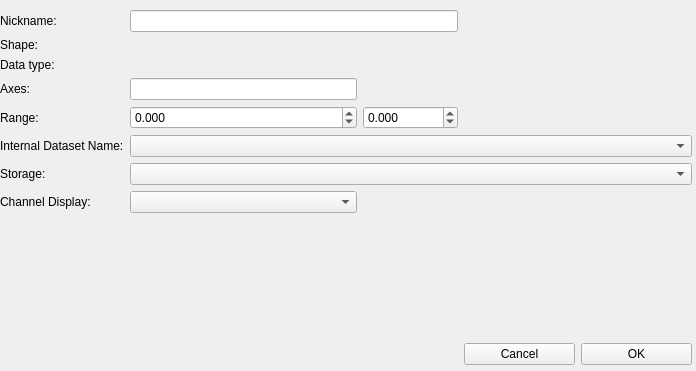
The window that ilastik/applets/dataSelection/datasetInfoEditorWidget.ui (ilastik/ilastik) describes before a commit, drawn with Qt 5.
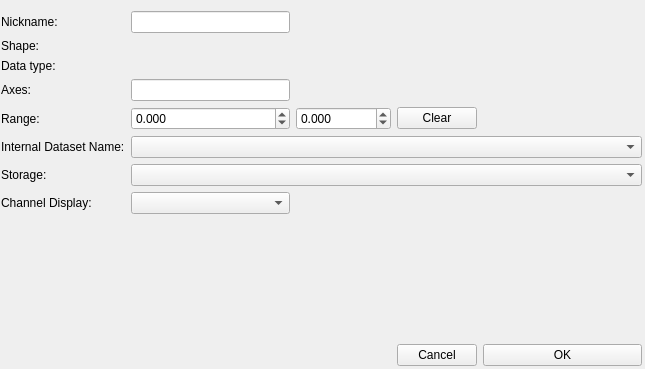
The same window after the commit.

Commit message: Dataset properties editor: Improved UI for specifying data range.

```diff
--- a/ilastik/applets/dataSelection/datasetInfoEditorWidget.ui
+++ b/ilastik/applets/dataSelection/datasetInfoEditorWidget.ui
@@ -6,19 +6,19 @@
    <rect>
     <x>0</x>
     <y>0</y>
-    <width>696</width>
-    <height>371</height>
+    <width>645</width>
+    <height>369</height>
    </rect>
   </property>
   <property name="windowTitle">
    <string>Form</string>
   </property>
-  <widget class="QWidget" name="layoutWidget">
+  <widget class="QWidget" name="">
    <property name="geometry">
     <rect>
-     <x>0</x>
-     <y>10</y>
-     <width>692</width>
+     <x>1</x>
+     <y>11</y>
+     <width>641</width>
      <height>355</height>
     </rect>
    </property>
@@ -77,6 +77,9 @@
     </item>
     <item row="4" column="1">
      <widget class="QDoubleSpinBox" name="rangeMinSpinBox">
+      <property name="specialValueText">
+       <string/>
+      </property>
       <property name="decimals">
        <number>3</number>
       </property>
@@ -107,14 +110,21 @@
       </property>
      </widget>
     </item>
-    <item row="4" column="3" colspan="2">
+    <item row="4" column="3">
+     <widget class="QPushButton" name="clearRangeButton">
+      <property name="text">
+       <string>Clear</string>
+      </property>
+     </widget>
+    </item>
+    <item row="4" column="4">
      <spacer name="horizontalSpacer">
       <property name="orientation">
        <enum>Qt::Horizontal</enum>
       </property>
       <property name="sizeHint" stdset="0">
        <size>
-        <width>228</width>
+        <width>128</width>
         <height>20</height>
        </size>
       </property>
@@ -187,15 +197,15 @@
       </property>
      </widget>
     </item>
-    <item row="0" column="1" colspan="2">
-     <widget class="QLineEdit" name="nicknameEdit"/>
-    </item>
     <item row="5" column="1" colspan="4">
      <widget class="QComboBox" name="internalDatasetNameComboBox"/>
     </item>
     <item row="6" column="1" colspan="4">
      <widget class="QComboBox" name="storageComboBox"/>
     </item>
+    <item row="0" column="1">
+     <widget class="QLineEdit" name="nicknameEdit"/>
+    </item>
    </layout>
   </widget>
  </widget>
```
The commit also changes 1 other file.
